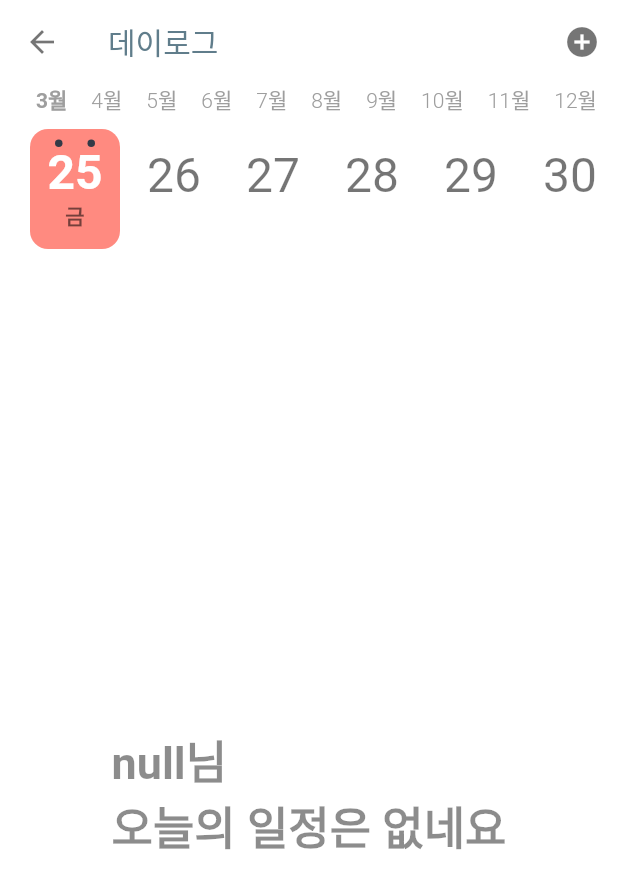
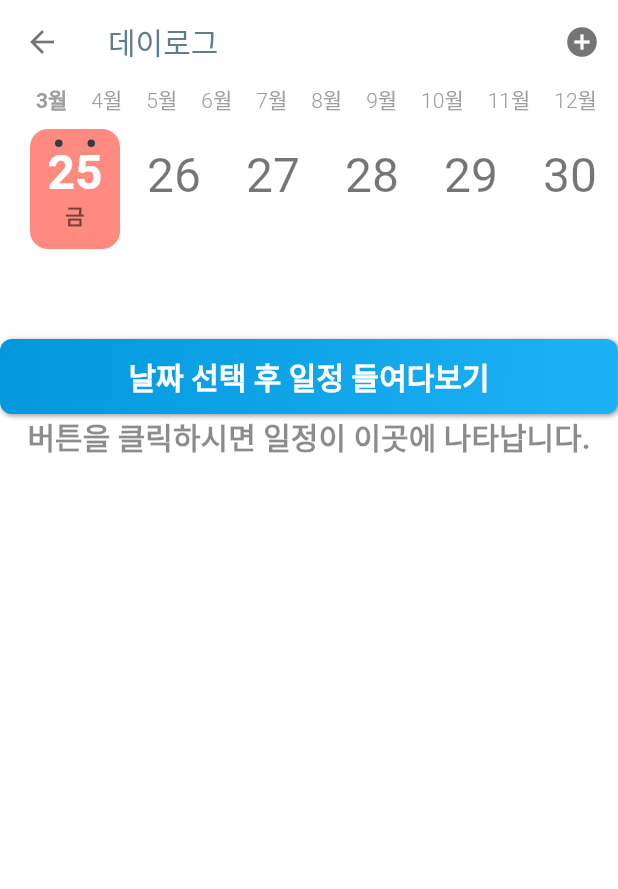
Before and after one commit to chosungsu/Clink, a Flutter app: the DayLog screen opened directly, on a phone screen of 412 x 824 dp. Shown: the top 889 px of the screen. Run offline on Flutter 3.47's test engine with Material 2 defaults, Android fonts, the light colour scheme and no system bars; drawn by our look-alikes of calendar_timeline, flutter_neumorphic; our stand-ins replace animated_text_kit, carousel_slider, cloud_firestore, curved_navigation_bar, dotted_border, firebase_core and 11 more; missing offline and left inert: kakao_flutter_sdk, textfield_tags, transition; accounts and stored records are empty.

Commit message:
mistake commit

```diff
--- a/lib/Sub/DayLog.dart
+++ b/lib/Sub/DayLog.dart
@@ -5,6 +5,7 @@ import 'package:cloud_firestore/cloud_firestore.dart';
 import 'package:flutter/material.dart';
 import 'package:flutter_neumorphic/flutter_neumorphic.dart';
 import 'package:hive_flutter/adapters.dart';
+import 'package:intl/intl.dart';
 import 'package:timeline_tile/timeline_tile.dart';
 import '../Tool/NoBehavior.dart';
 
@@ -16,44 +17,26 @@ class DayLog extends StatefulWidget {
 }
 
 class _DayLogState extends State<DayLog> {
-  final Radio_cal _val = Hive.box('user_setting').get('cal_show_view') == null
+  /*final Radio_cal _val = Hive.box('user_setting').get('cal_show_view') == null
       ? Radio_cal.month
       : (Hive.box('user_setting').get('cal_show_view') == 'month'
           ? Radio_cal.month
           : (Hive.box('user_setting').get('cal_show_view') == 'week'
               ? Radio_cal.week
-              : Radio_cal.day));
+              : Radio_cal.day));*/
   List<String> todolist = <String>[];
   TextEditingController textEditingController = TextEditingController();
   DateTime selectedDay = DateTime.now();
   FirebaseFirestore firestore = FirebaseFirestore.instance;
   String time_table = '';
   String todo = '';
+  final ValueNotifier<int> _daycount = ValueNotifier<int>(0);
+  bool isclickedday = false;
   @override
   void initState() {
     // TODO: implement initState
     //selectedEvent = events[selectedDay] ?? [];
     super.initState();
-    setState(() {
-      firestore
-          .collection('TODO')
-          .doc(Hive.box('user_info').get('id').toString() +
-              selectedDay.toString())
-          .get()
-          .then((DocumentSnapshot ds) {
-        if (ds.data() != null) {
-          time_table = (ds.data() as Map)['time'];
-          todo = (ds.data() as Map)['todo'];
-        } else {
-          time_table = '';
-          todo = '';
-        }
-      });
-    });
-  }
-
-  @override
-  Widget build(BuildContext context) {
     WidgetsBinding.instance!.addPostFrameCallback((_) {
       setState(() {
         firestore
@@ -72,6 +55,10 @@ class _DayLogState extends State<DayLog> {
         });
       });
     });
+  }
+
+  @override
+  Widget build(BuildContext context) {
     return Scaffold(
       appBar: AppBar(
         leading: IconButton(
@@ -232,6 +219,7 @@ class _DayLogState extends State<DayLog> {
               onDateSelected: (date) {
                 setState(() {
                   selectedDay = date!;
+                  isclickedday = false;
                   firestore
                       .collection('TODO')
                       .doc(Hive.box('user_info').get('id').toString() +
@@ -243,17 +231,12 @@ class _DayLogState extends State<DayLog> {
                       todo = (ds.data() as Map)['todo'];
                       print(time_table);
                       print(todo);
-                      time_table_ = time_table;
-                      todo_ = todo;
                     } else {
                       time_table = '';
                       todo = '';
-                      print(time_table);
-                      print(todo);
-                      time_table_ = time_table;
-                      todo_ = todo;
                     }
                   });
+                  _daycount.value++;
                   print(selectedDay);
                 });
               },
@@ -267,7 +250,49 @@ class _DayLogState extends State<DayLog> {
               locale: 'ko',
             ),
           ),
-          timelineview(context, todo_, time_table_)
+          SizedBox(
+            width: MediaQuery.of(context).size.width,
+            height: 50,
+            child: NeumorphicButton(
+                onPressed: () {
+                  setState(() {
+                    isclickedday = true;
+                  });
+                },
+                style: NeumorphicStyle(
+                    shape: NeumorphicShape.concave,
+                    depth: 2,
+                    color: Colors.lightBlue,
+                    lightSource: LightSource.topLeft),
+                child: Center(
+                    child: Text(
+                  "날짜 선택 후 일정 들여다보기",
+                  style: TextStyle(
+                      color: Colors.white,
+                      fontSize: 20,
+                      fontWeight: FontWeight.bold),
+                ))),
+          ),
+          /*ValueListenableBuilder(
+              valueListenable: _daycount,
+              builder: (context, value, child) {
+                return timelineview(context, todo, time_table, selectedDay);
+              })*/
+          isclickedday == true ?
+          timelineview(context, todo, time_table, selectedDay) :
+          Column(
+                mainAxisAlignment: MainAxisAlignment.center,
+                children: [
+                  Text(
+                    '버튼을 클릭하시면 일정이 이곳에 나타납니다.',
+                    style: TextStyle(
+                      fontWeight: FontWeight.bold,
+                      fontSize: 20,
+                      color: Colors.black45,
+                    ),
+                  ),
+                ],
+              )
         ],
       );
     });
@@ -277,13 +302,30 @@ class _DayLogState extends State<DayLog> {
     BuildContext context,
     String todo,
     String time_table,
+    DateTime selectedDay,
   ) {
+    firestore
+        .collection('TODO')
+        .doc(
+            Hive.box('user_info').get('id').toString() + selectedDay.toString())
+        .get()
+        .then((DocumentSnapshot ds) {
+      if (ds.data() != null) {
+        time_table = (ds.data() as Map)['time'];
+        todo = (ds.data() as Map)['todo'];
+        print(time_table);
+        print(todo);
+      } else {
+        time_table = '';
+        todo = '';
+      }
+    });
     return SizedBox(
         height: MediaQuery.of(context).size.height - 220,
         child: todo != ''
             ? ListView.builder(
                 scrollDirection: Axis.vertical,
-              itemCount: todo.toString().split(',').length,
+                itemCount: todo.split(',').length,
                 itemBuilder: (BuildContext context, int index) {
                   return SizedBox(
                       child: TimelineTile(
@@ -314,7 +356,7 @@ class _DayLogState extends State<DayLog> {
                                   width: 20,
                                 ),
                                 Text(
-                                todo.toString().split(',')[index],
+                                  todo.split(',')[index],
                                   style: const TextStyle(
                                     fontWeight: FontWeight.bold,
                                     fontSize: 16,
@@ -331,7 +373,7 @@ class _DayLogState extends State<DayLog> {
                       ),
                       child: Center(
                         child: Text(
-                        time_table.toString().split(',')[index],
+                          time_table.split(',')[index],
                           style: const TextStyle(
                             fontWeight: FontWeight.bold,
                             fontSize: 20,
@@ -342,16 +384,21 @@ class _DayLogState extends State<DayLog> {
                     ),
                   ));
                 })
-          : Center(
-              child: Text(
-                Hive.box('user_info').get('id').toString() + '님 \n오늘의 일정은 없네요',
+            : Column(
+                mainAxisAlignment: MainAxisAlignment.start,
+                children: [
+                  Text(
+                    Hive.box('user_info').get('id').toString() +
+                        '님 \n' +
+                        selectedDay.day.toString() +
+                        '날의 일정은 없네요',
                     style: const TextStyle(
                       fontWeight: FontWeight.bold,
                       fontSize: 30,
                       color: Colors.black45,
                     ),
                   ),
-            ),
-    );
+                ],
+              ));
   }
 }
```
Also changed, not shown: lib/Page/HomePage.dart (+8 -0 lines), lib/Sub/SettingPage.dart (+6 -1 lines). Lines whose indentation alone changed are shown as unchanged.
